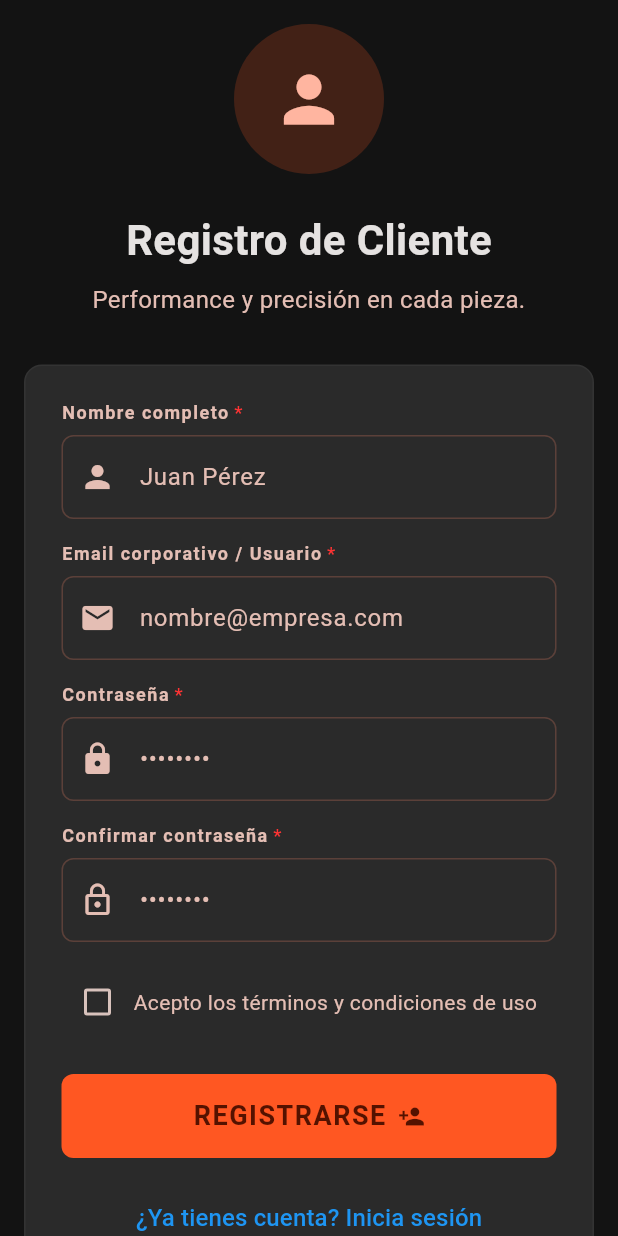
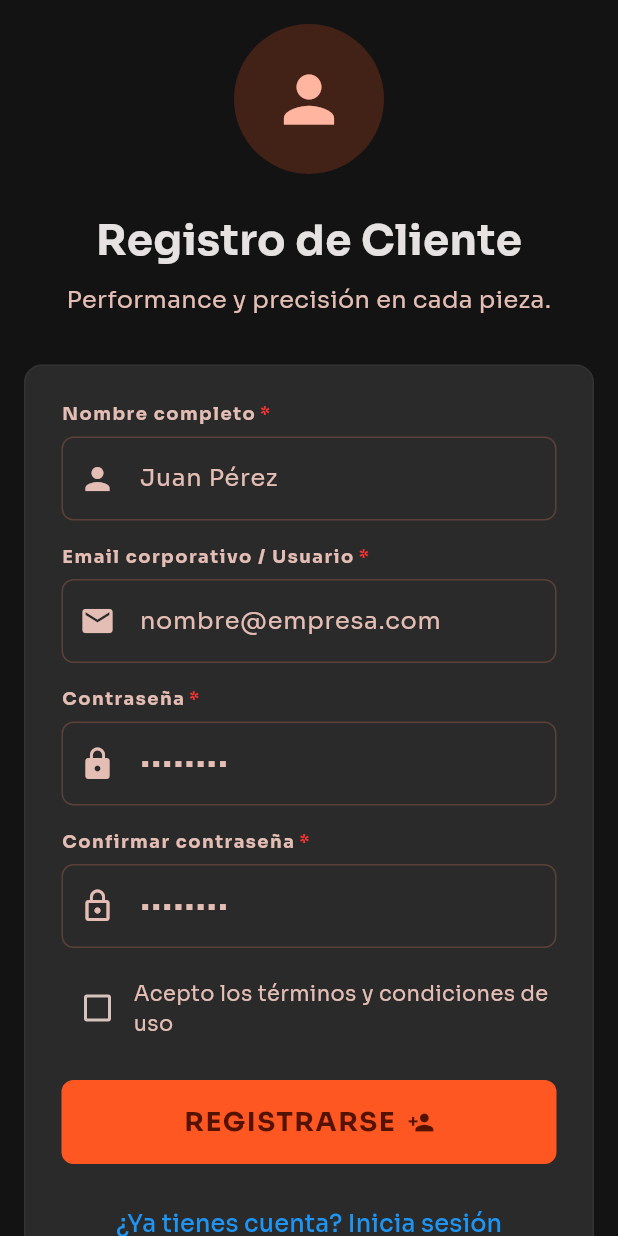
Before and after one commit to chribece/RepuestosYa, a Flutter app: the RegisterClientePage screen opened directly, on a phone screen of 412 x 824 dp. Run offline on Flutter 3.47's test engine with Material 3 defaults, Android fonts, the phone set to English and light mode, and no system bars; our stand-ins replace cached_network_image, device_info_plus, flutter_local_notifications, google_fonts, image_picker, permission_handler and 2 more; accounts and stored records are empty; network calls fail.

Commit message:
optimizar inicio de app y configurar fuente Sora con google_fonts
- Actualizar device_info_plus de ^10.1.0 a ^13.2.0 para resolver advertencia de Kotlin Gradle Plugin
- Agregar package google_fonts para configuración correcta de fuentes
- Optimizar inicialización en main.dart para reducir tiempo de bloqueo al inicio
- Reemplazar referencias a fuente Sora faltante con GoogleFonts.sora() en 12 archivos de páginas
- Eliminar modificadores const de widgets que usan GoogleFonts.sora() para corregir errores de compilación
- Mantener diseño original mientras se mejora rendimiento y compatibilidad

```diff
--- a/lib/pages/login_page.dart
+++ b/lib/pages/login_page.dart
@@ -1,5 +1,6 @@
 import 'package:flutter/material.dart';
 import 'package:flutter/services.dart';
+import 'package:google_fonts/google_fonts.dart';
 import 'package:provider/provider.dart';
 import 'role_selection_page.dart';
 import 'home_page.dart';
@@ -178,13 +179,12 @@ class _LoginPageState extends State<LoginPage> {
           child: const Icon(Icons.build, size: 50, color: primary),
         ),
         const SizedBox(height: 24),
-        const Text(
+        Text(
           'Bienvenido',
-          style: TextStyle(
+          style: GoogleFonts.sora(
             fontSize: 28,
             fontWeight: FontWeight.bold,
             color: onSurface,
-            fontFamily: 'Sora',
           ),
         ),
         const SizedBox(height: 8),
--- a/lib/pages/register_cliente_page.dart
+++ b/lib/pages/register_cliente_page.dart
@@ -1,4 +1,5 @@
 import 'package:flutter/material.dart';
+import 'package:google_fonts/google_fonts.dart';
 import 'login_page.dart';
 import '../services/auth_service.dart';
 
@@ -132,19 +133,19 @@ class _RegisterClientePageState extends State<RegisterClientePage> {
           child: const Icon(Icons.person, size: 50, color: primary),
         ),
         const SizedBox(height: 24),
-        const Text(
+        Text(
           'Registro de Cliente',
-          style: TextStyle(
+          style: GoogleFonts.sora(
             fontSize: 28,
             fontWeight: FontWeight.bold,
             color: onSurface,
-            fontFamily: 'Sora',
+
           ),
         ),
         const SizedBox(height: 8),
-        const Text(
+        Text(
           'Performance y precisión en cada pieza.',
-          style: TextStyle(fontSize: 16, color: onSurfaceVariant),
+          style: GoogleFonts.sora(fontSize: 16, color: onSurfaceVariant),
           textAlign: TextAlign.center,
         ),
       ],
@@ -192,11 +193,11 @@ class _RegisterClientePageState extends State<RegisterClientePage> {
       crossAxisAlignment: CrossAxisAlignment.start,
       children: [
         RichText(
-          text: const TextSpan(
+          text: TextSpan(
             children: [
               TextSpan(
                 text: 'Nombre completo',
-                style: TextStyle(
+                style: GoogleFonts.sora(
                   fontSize: 12,
                   color: onSurfaceVariant,
                   fontWeight: FontWeight.bold,
@@ -205,7 +206,7 @@ class _RegisterClientePageState extends State<RegisterClientePage> {
               ),
               TextSpan(
                 text: ' *',
-                style: TextStyle(
+                style: GoogleFonts.sora(
                   fontSize: 12,
                   color: requiredAsterisk,
                   fontWeight: FontWeight.bold,
@@ -217,12 +218,12 @@ class _RegisterClientePageState extends State<RegisterClientePage> {
         const SizedBox(height: 8),
         TextFormField(
           controller: _nameController,
-          style: const TextStyle(color: onSurface),
+          style: GoogleFonts.sora(color: onSurface),
           decoration: InputDecoration(
             filled: true,
             fillColor: surfaceContainerHigh,
             hintText: 'Juan Pérez',
-            hintStyle: const TextStyle(color: onSurfaceVariant),
+            hintStyle: GoogleFonts.sora(color: onSurfaceVariant),
             prefixIcon: const Icon(Icons.person, color: onSurfaceVariant),
             border: OutlineInputBorder(
               borderRadius: BorderRadius.circular(8),
@@ -256,11 +257,11 @@ class _RegisterClientePageState extends State<RegisterClientePage> {
       crossAxisAlignment: CrossAxisAlignment.start,
       children: [
         RichText(
-          text: const TextSpan(
+          text: TextSpan(
             children: [
               TextSpan(
                 text: 'Email corporativo / Usuario',
-                style: TextStyle(
+                style: GoogleFonts.sora(
                   fontSize: 12,
                   color: onSurfaceVariant,
                   fontWeight: FontWeight.bold,
@@ -269,7 +270,7 @@ class _RegisterClientePageState extends State<RegisterClientePage> {
               ),
               TextSpan(
                 text: ' *',
-                style: TextStyle(
+                style: GoogleFonts.sora(
                   fontSize: 12,
                   color: requiredAsterisk,
                   fontWeight: FontWeight.bold,
@@ -282,12 +283,12 @@ class _RegisterClientePageState extends State<RegisterClientePage> {
         TextFormField(
           controller: _emailController,
           keyboardType: TextInputType.emailAddress,
-          style: const TextStyle(color: onSurface),
+          style: GoogleFonts.sora(color: onSurface),
           decoration: InputDecoration(
             filled: true,
             fillColor: surfaceContainerHigh,
             hintText: 'nombre@empresa.com',
-            hintStyle: const TextStyle(color: onSurfaceVariant),
+            hintStyle: GoogleFonts.sora(color: onSurfaceVariant),
             prefixIcon: const Icon(Icons.mail, color: onSurfaceVariant),
             border: OutlineInputBorder(
               borderRadius: BorderRadius.circular(8),
@@ -322,11 +323,11 @@ class _RegisterClientePageState extends State<RegisterClientePage> {
       crossAxisAlignment: CrossAxisAlignment.start,
       children: [
         RichText(
-          text: const TextSpan(
+          text: TextSpan(
             children: [
               TextSpan(
                 text: 'Contraseña',
-                style: TextStyle(
+                style: GoogleFonts.sora(
                   fontSize: 12,
                   color: onSurfaceVariant,
                   fontWeight: FontWeight.bold,
@@ -335,7 +336,7 @@ class _RegisterClientePageState extends State<RegisterClientePage> {
               ),
               TextSpan(
                 text: ' *',
-                style: TextStyle(
+                style: GoogleFonts.sora(
                   fontSize: 12,
                   color: requiredAsterisk,
                   fontWeight: FontWeight.bold,
@@ -348,12 +349,12 @@ class _RegisterClientePageState extends State<RegisterClientePage> {
         TextFormField(
           controller: _passwordController,
           obscureText: true,
-          style: const TextStyle(color: onSurface),
+          style: GoogleFonts.sora(color: onSurface),
           decoration: InputDecoration(
             filled: true,
             fillColor: surfaceContainerHigh,
             hintText: '••••••••',
-            hintStyle: const TextStyle(color: onSurfaceVariant),
+            hintStyle: GoogleFonts.sora(color: onSurfaceVariant),
             prefixIcon: const Icon(Icons.lock, color: onSurfaceVariant),
             border: OutlineInputBorder(
               borderRadius: BorderRadius.circular(8),
@@ -387,11 +388,11 @@ class _RegisterClientePageState extends State<RegisterClientePage> {
       crossAxisAlignment: CrossAxisAlignment.start,
       children: [
         RichText(
-          text: const TextSpan(
+          text: TextSpan(
             children: [
               TextSpan(
                 text: 'Confirmar contraseña',
-                style: TextStyle(
+                style: GoogleFonts.sora(
                   fontSize: 12,
                   color: onSurfaceVariant,
                   fontWeight: FontWeight.bold,
@@ -400,7 +401,7 @@ class _RegisterClientePageState extends State<RegisterClientePage> {
               ),
               TextSpan(
                 text: ' *',
-                style: TextStyle(
+                style: GoogleFonts.sora(
                   fontSize: 12,
                   color: requiredAsterisk,
                   fontWeight: FontWeight.bold,
@@ -413,12 +414,12 @@ class _RegisterClientePageState extends State<RegisterClientePage> {
         TextFormField(
           controller: _confirmPasswordController,
           obscureText: true,
-          style: const TextStyle(color: onSurface),
+          style: GoogleFonts.sora(color: onSurface),
           decoration: InputDecoration(
             filled: true,
             fillColor: surfaceContainerHigh,
             hintText: '••••••••',
-            hintStyle: const TextStyle(color: onSurfaceVariant),
+            hintStyle: GoogleFonts.sora(color: onSurfaceVariant),
             prefixIcon: const Icon(Icons.lock_outline, color: onSurfaceVariant),
             border: OutlineInputBorder(
               borderRadius: BorderRadius.circular(8),
@@ -472,9 +473,9 @@ class _RegisterClientePageState extends State<RegisterClientePage> {
                 _acceptTerms = !_acceptTerms;
               });
             },
-            child: const Text(
+            child: Text(
               'Acepto los términos y condiciones de uso',
-              style: TextStyle(fontSize: 14, color: onSurfaceVariant),
+              style: GoogleFonts.sora(fontSize: 14, color: onSurfaceVariant),
             ),
           ),
         ),
@@ -509,12 +510,12 @@ class _RegisterClientePageState extends State<RegisterClientePage> {
                       ),
                     ),
                   )
-                : const Row(
+                : Row(
                     mainAxisAlignment: MainAxisAlignment.center,
                     children: [
                       Text(
                         'REGISTRARSE',
-                        style: TextStyle(
+                        style: GoogleFonts.sora(
                           fontSize: 18,
                           fontWeight: FontWeight.bold,
                           letterSpacing: 1,
@@ -532,9 +533,9 @@ class _RegisterClientePageState extends State<RegisterClientePage> {
             onPressed: () {
               Navigator.pop(context);
             },
-            child: const Text(
+            child: Text(
               '¿Ya tienes cuenta? Inicia sesión',
-              style: TextStyle(fontSize: 16, color: secondaryContainer),
+              style: GoogleFonts.sora(fontSize: 16, color: secondaryContainer),
             ),
           ),
         ),
@@ -552,9 +553,9 @@ class _RegisterClientePageState extends State<RegisterClientePage> {
               children: [
                 const Icon(Icons.verified, size: 18, color: onSurfaceVariant),
                 const SizedBox(width: 4),
-                const Text(
+                Text(
                   'Certificado ISO 9001',
-                  style: TextStyle(
+                  style: GoogleFonts.sora(
                     fontSize: 12,
                     color: onSurfaceVariant,
                     letterSpacing: 1,
@@ -569,9 +570,9 @@ class _RegisterClientePageState extends State<RegisterClientePage> {
               children: [
                 const Icon(Icons.security, size: 18, color: onSurfaceVariant),
                 const SizedBox(width: 4),
-                const Text(
+                Text(
                   'SSL Secure',
-                  style: TextStyle(
+                  style: GoogleFonts.sora(
                     fontSize: 12,
                     color: onSurfaceVariant,
                     letterSpacing: 1,
--- a/lib/pages/welcome_page.dart
+++ b/lib/pages/welcome_page.dart
@@ -1,4 +1,5 @@
 import 'package:flutter/material.dart';
+import 'package:google_fonts/google_fonts.dart';
 import 'login_page.dart';
 import 'role_selection_page.dart';
 
@@ -68,13 +69,12 @@ class _WelcomePageState extends State<WelcomePage> {
           child: const Icon(Icons.build, size: 60, color: primary),
         ),
         const SizedBox(height: 32),
-        const Text(
+        Text(
           'RepuestosYa',
-          style: TextStyle(
+          style: GoogleFonts.sora(
             fontSize: 36,
             fontWeight: FontWeight.bold,
             color: onSurface,
-            fontFamily: 'Sora',
             letterSpacing: 1,
           ),
         ),
--- a/pubspec.yaml
+++ b/pubspec.yaml
@@ -43,6 +43,7 @@ dependencies:
   flutter_local_notifications: ^17.2.2
   permission_handler: ^11.3.1
   device_info_plus: ^13.2.0
+  google_fonts: ^6.0.0
 
 dev_dependencies:
   flutter_test:
```
Also changed, not shown: lib/main.dart (+8 -6 lines), lib/pages/almacen_orden_detalle_page.dart (+12 -12 lines), lib/pages/complete_profile_page.dart (+49 -69 lines), lib/pages/create_quotation_page.dart (+29 -36 lines), lib/pages/perfil_almacen_page.dart (+12 -13 lines), lib/pages/register_almacen_page.dart (+29 -40 lines), lib/pages/registration_page.dart (+35 -34 lines), lib/pages/role_selection_page.dart (+14 -13 lines), lib/pages/warehouse_dashboard.dart (+31 -30 lines), pubspec.lock.
